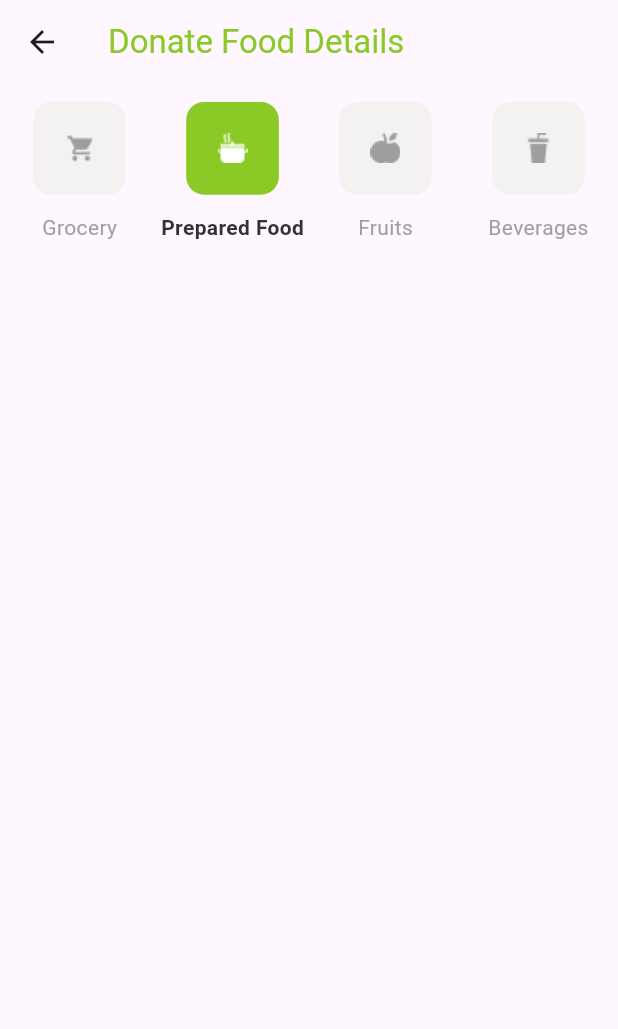
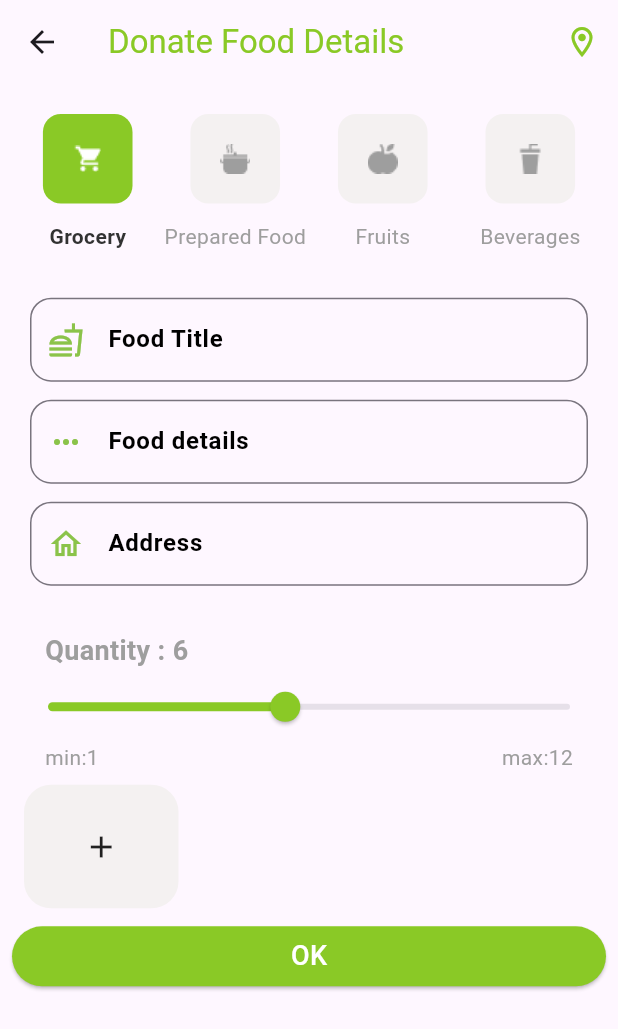
Before and after one commit to moaliahmed/at3am, a Flutter app: the AddFoodScreen screen opened directly, on a phone screen of 412 x 824 dp. Shown: the top 1029 px of the screen. Run offline on Flutter 3.47's test engine with Material 3 defaults, Android fonts, the phone set to English and light mode, and no system bars; our stand-ins replace bloc, firebase_auth, firebase_core, flutter_bloc, geolocator, image_picker; missing offline and left inert: image_picker_platform_interface; accounts and stored records are empty.

Commit message:
finish add food screen

```diff
--- a/lib/core/color_manger.dart
+++ b/lib/core/color_manger.dart
@@ -16,7 +16,7 @@ class ColorManager {
    static Color black =const  Color(0xff323232);
 
   // static Color orange = const Color(0xffF7931A);
-  // static Color red = const Color(0xffCD0000);
+   static Color red = const Color(0xffCD0000);
    static Color grey= Colors.grey;
    static Color lightGrey=const Color(0xffF4F1F1);
   // static Color white = const Color(0xffffffff);
--- a/lib/core/cubit/app_cubit.dart
+++ b/lib/core/cubit/app_cubit.dart
@@ -1,17 +1,29 @@
+import 'dart:io';
+
 import 'package:at3am/core/cubit/app_state.dart';
 import 'package:at3am/home/page/home_screen.dart';
 import 'package:at3am/home/page/profile_screen.dart';
 import 'package:bloc/bloc.dart';
+import 'package:geolocator/geolocator.dart';
+import 'package:image_picker_platform_interface/image_picker_platform_interface.dart';
+
+import 'dart:typed_data';
 import 'package:flutter_bloc/flutter_bloc.dart';
 import 'package:flutter/material.dart';
-
+import 'package:image_picker/image_picker.dart';
+import 'package:url_launcher/url_launcher.dart';
+import 'package:url_launcher/url_launcher_string.dart';
 
 class AppCubit extends Cubit<AppState> {
   AppCubit() : super(AppInitialState());
 
   static AppCubit get(context) => BlocProvider.of(context);
   int currentScreen = 0;
-  int foodCategoryIndex=1;
+  int quantity = 6;
+  String foodCategory = 'Grocery';
+  File? photo;
+  double? lat;
+  double? long;
   List<Widget> screen = [
     HomeScreen(),
     ProfileScreen(),
@@ -21,4 +33,64 @@ class AppCubit extends Cubit<AppState> {
     currentScreen = index;
     emit(AppBottomNavBarChangeState());
   }
+
+  changeFoodCategory(String value) {
+    foodCategory = value;
+    emit(FoodCategoryChangeState());
+  }
+
+  changeQuantitySlider(int value) {
+    quantity = value;
+    emit(QuantitySliderChangeState());
+  }
+
+  Future getImage() async {
+    await ImagePicker()
+        .pickImage(source: ImageSource.camera)
+        .then((value) {
+     if (value!=null){
+       photo=File(value.path);
+       emit(PhotoLoadedState());
+     }
+    });
+  }
+  deleteImage(){
+    photo=null;
+    emit(DeleteImageState());
+  }
+  Future<Uint8List> getImageBytes(XFile image) async {
+    final bytes = await image.readAsBytes();
+    return bytes;
+  }
+
+  getCurrentLocation()async{
+    bool serviceEnabled= await Geolocator.isLocationServiceEnabled();
+    if (!serviceEnabled){
+      return Future.error('Location Service are disable');
+    }
+    LocationPermission permission= await Geolocator.checkPermission();
+    if (permission==LocationPermission.denied){
+      permission= await Geolocator.requestPermission();
+      if ( permission==LocationPermission.denied){
+        return Future.error('Location permission are denied');
+      }
+    }
+    if ( permission== LocationPermission.deniedForever){
+      return Future.error('Location permissions are permanently denied , we cannot request');
+    }
+     await Geolocator.getCurrentPosition().then((value) {
+      lat=value.latitude;
+      long=value.longitude;
+      print(lat);
+      print (long);
+    });
+  }
+openMap()async{
+    String googleUrl='https://www.google.com/maps/search/?api=1&query=$lat,$long';
+await canLaunchUrlString(googleUrl)?
+      await launchUrlString(googleUrl):throw '';
+
 }
+
+}
+//https://www.google.com/maps/search/?api=1&query=30.2466921,31.3102143
--- a/lib/core/cubit/app_state.dart
+++ b/lib/core/cubit/app_state.dart
@@ -3,3 +3,7 @@ abstract class AppState {}
 final class AppInitialState extends AppState {}
 
 final class AppBottomNavBarChangeState extends AppState {}
+final class FoodCategoryChangeState extends AppState {}
+final class QuantitySliderChangeState extends AppState {}
+final class PhotoLoadedState extends AppState {}
+final class DeleteImageState extends AppState {}
--- a/lib/core/string_manager.dart
+++ b/lib/core/string_manager.dart
@@ -14,4 +14,5 @@ class AppString {
   static const orSignInUsingDis= 'By creating an account, you are agree to our Terms';
   static const doHaveAnAccount= 'Do have an account?';
   static const doNotHaveAnAccount= 'Don’t have an account?';
+  static const ok= 'OK';
 }
--- /dev/null
+++ b/lib/home/component/food_category.dart
@@ -0,0 +1,48 @@
+import 'package:flutter/material.dart';
+
+import '../../core/color_manger.dart';
+class FoodCategory extends StatelessWidget {
+  const FoodCategory({
+    super.key,
+    required this.myWidth,
+    required this.image,
+    required this.title,
+    required this.index,
+    required this.currentIndex,
+  });
+
+  final double myWidth;
+  final String image;
+  final String title;
+  final String index;
+  final String currentIndex;
+
+  @override
+  Widget build(BuildContext context) {
+    return Column(
+      children: [
+        Container(
+          margin: const EdgeInsets.symmetric(horizontal: 18, vertical: 12),
+          width: myWidth * .145,
+          decoration: BoxDecoration(
+              color: index == currentIndex
+                  ? ColorManager.primary
+                  : ColorManager.lightGrey,
+              borderRadius: BorderRadius.circular(12)),
+          child: Image.asset(
+            image,
+            color:
+            index == currentIndex ? ColorManager.white : ColorManager.grey,
+          ),
+        ),
+        Text(
+          title,
+          style: index == currentIndex
+              ? TextStyle(
+              color: ColorManager.black, fontWeight: FontWeight.bold)
+              : TextStyle(color: ColorManager.grey),
+        )
+      ],
+    );
+  }
+}
--- /dev/null
+++ b/lib/home/component/text_form_field_component.dart
@@ -0,0 +1,69 @@
+import 'package:flutter/material.dart';
+import '../../core/color_manger.dart';
+
+class TextFormFieldComponent extends StatefulWidget {
+  const TextFormFieldComponent(
+      {super.key,
+        required this.textEditingController,
+        required this.title,
+        required this.icons,
+        this.hide = false});
+
+  final TextEditingController textEditingController;
+  final String title;
+  final IconData icons;
+  final bool hide;
+
+  @override
+  State<TextFormFieldComponent> createState() => _TextFormFieldComponentState();
+}
+
+class _TextFormFieldComponentState extends State<TextFormFieldComponent> {
+  late bool _passwordVisible;
+
+  @override
+  void initState() {
+    super.initState();
+    _passwordVisible = !widget.hide;
+  }
+
+  @override
+  Widget build(BuildContext context) {
+    return Padding(
+      padding: const EdgeInsets.symmetric(horizontal: 12.0,vertical: 6),
+      child: TextFormField(
+        controller: widget.textEditingController,
+        style: const TextStyle(fontSize: 16),
+        decoration: InputDecoration(
+          focusedBorder: OutlineInputBorder(
+              borderSide: BorderSide(color: ColorManager.primary,width: 2)
+          ),
+          border: OutlineInputBorder(
+              borderRadius: BorderRadius.circular(14)
+          ),
+          suffixIcon: widget.hide
+              ? IconButton(
+            onPressed: () {
+              setState(() => _passwordVisible = !_passwordVisible);
+            },
+            icon: Icon(
+              // Based on passwordVisible state choose the icon
+              _passwordVisible
+                  ? Icons.visibility_outlined
+                  : Icons.visibility_off_outlined,color:  ColorManager.litePrimary,
+            ),
+          )
+              : const Text(''),
+          prefixIcon: Icon(
+            widget.icons,
+            color: ColorManager.litePrimary,
+          ),
+          hintText: widget.title,
+          hintStyle:
+          const TextStyle(color: Colors.black, fontWeight: FontWeight.bold),
+        ),
+        obscureText: !_passwordVisible,
+      ),
+    );
+  }
+}
--- a/lib/home/page/add_food.dart
+++ b/lib/home/page/add_food.dart
@@ -2,22 +2,30 @@ import 'package:at3am/core/assets_manager.dart';
 import 'package:at3am/core/color_manger.dart';
 import 'package:flutter/material.dart';
 import 'package:flutter_bloc/flutter_bloc.dart';
+import 'dart:io';
 
+import '../../core/string_manager.dart';
+import '../../home/component/text_form_field_component.dart';
 import '../../core/cubit/app_cubit.dart';
 import '../../core/cubit/app_state.dart';
+import '../component/food_category.dart';
 
 class AddFoodScreen extends StatelessWidget {
-  const AddFoodScreen({super.key});
+  AddFoodScreen({super.key});
+
+  final TextEditingController titleController = TextEditingController();
+  final TextEditingController detailsController = TextEditingController();
+  final TextEditingController locationController = TextEditingController();
+  final TextEditingController addressController = TextEditingController();
 
   @override
   Widget build(BuildContext context) {
     double myWidth = MediaQuery.of(context).size.width;
     double myHeight = MediaQuery.of(context).size.height;
-    return BlocConsumer<AppCubit,AppState>(
-
+    return BlocConsumer<AppCubit, AppState>(
       listener: (context, state) {},
       builder: (context, state) {
-        var cubit= AppCubit.get(context);
+        var cubit = AppCubit.get(context)..getCurrentLocation();
         return Scaffold(
           appBar: AppBar(
             title: Text(
@@ -26,96 +34,161 @@ class AddFoodScreen extends StatelessWidget {
                 color: ColorManager.primary,
               ),
             ),
+            actions: [
+              IconButton(onPressed: ()=>cubit.openMap(), icon: Icon(Icons.location_on_outlined,color: ColorManager.primary,))
+            ],
           ),
-          body: ListView(
+          body: Padding(
+            padding: const EdgeInsets.all(8.0),
+            child: ListView(
               children: [
-              SizedBox(
-                height: myHeight * .2,
-                child: Row(
+                Row(
                   mainAxisAlignment: MainAxisAlignment.spaceEvenly,
                   children: [
-                    food_category(
+                    InkWell(
+                      onTap: () => cubit.changeFoodCategory('Grocery'),
+                      child: FoodCategory(
                         myWidth: myWidth,
                         title: 'Grocery',
-                      index: 0,
+                        index: 'Grocery',
                         image: ImageAssets.vectorIcon,
-                      currentIndex: cubit.foodCategoryIndex,
+                        currentIndex: cubit.foodCategory,
                       ),
-                    food_category(
+                    ),
+                    InkWell(
+                      onTap: () => cubit.changeFoodCategory('Prepared Food'),
+                      child: FoodCategory(
                         myWidth: myWidth,
                         title: 'Prepared Food',
-                      index: 1,
+                        index: 'Prepared Food',
                         image: ImageAssets.hotPotIcon,
-                      currentIndex: cubit.foodCategoryIndex,
+                        currentIndex: cubit.foodCategory,
                       ),
-                    food_category(
+                    ),
+                    InkWell(
+                      onTap: () => cubit.changeFoodCategory('Fruits'),
+                      child: FoodCategory(
                         myWidth: myWidth,
                         title: 'Fruits',
-                      index: 2,
+                        index: 'Fruits',
                         image: ImageAssets.appleIcon,
-                      currentIndex: cubit.foodCategoryIndex,
+                        currentIndex: cubit.foodCategory,
                       ),
-                    food_category(
+                    ),
+                    InkWell(
+                      onTap: () => cubit.changeFoodCategory('Beverages'),
+                      child: FoodCategory(
                         myWidth: myWidth,
                         title: 'Beverages',
-                      index: 3,
+                        index: 'Beverages',
                         image: ImageAssets.sodaIcon,
-                      currentIndex: cubit.foodCategoryIndex,
+                        currentIndex: cubit.foodCategory,
+                      ),
                     ),
                   ],
                 ),
+                SizedBox(height: myHeight * .03),
+                TextFormFieldComponent(
+                  title: 'Food Title',
+                  icons: Icons.fastfood_outlined,
+                  textEditingController: titleController,
+                ),
+                TextFormFieldComponent(
+                  title: 'Food details',
+                  icons: Icons.more_horiz_sharp,
+                  textEditingController: detailsController,
+                ),
+                TextFormFieldComponent(
+                  title: 'Address',
+                  icons: Icons.home_outlined,
+                  textEditingController: addressController,
+                ),
+                SizedBox(height: myHeight * .03),
+                Padding(
+                  padding: const EdgeInsets.symmetric(horizontal: 22.0),
+                  child: Row(
+                    mainAxisAlignment: MainAxisAlignment.spaceBetween,
+                    children: [
+                      Text(
+                        'Quantity : ${cubit.quantity}',
+                        style: TextStyle(
+                            color: ColorManager.grey,
+                            fontWeight: FontWeight.bold,
+                            fontSize: 18),
+                      ),
+                    ],
+                  ),
+                ),
+                Slider(
+                  activeColor: ColorManager.primary,
+                  thumbColor: ColorManager.primary,
+                  min: 1,
+                  max: 12,
+                  value: cubit.quantity.toDouble(),
+                  onChanged: (value) =>
+                      cubit.changeQuantitySlider(value.toInt()),
+                ),
+                Padding(
+                  padding: const EdgeInsets.symmetric(horizontal: 22.0),
+                  child: Row(
+                    mainAxisAlignment: MainAxisAlignment.spaceBetween,
+                    children: [
+                      Text(
+                        'min:1',
+                        style: TextStyle(color: ColorManager.grey),
+                      ),
+                      Text('max:12',
+                          style: TextStyle(color: ColorManager.grey)),
+                    ],
+                  ),
+                ),
+                Row(
+                  children: [
+                    cubit.photo == null
+                        ? InkWell(
+                            onTap: () => cubit.getImage(),
+                            child: Container(
+                              margin: EdgeInsets.all(8),
+                              height: myHeight * .1,
+                              width: myWidth * .25,
+                              decoration: BoxDecoration(
+                                  borderRadius: BorderRadius.circular(18),
+                                  color: ColorManager.lightGrey),
+                              child: Icon(Icons.add),
+                            ),
                           )
+                        : Row(
+                          children: [
+                            Container(
+                                margin: EdgeInsets.all(8),
+                                height: myHeight * .1,
+                                width: myWidth * .25,
+                                decoration: BoxDecoration(
+                                    borderRadius: BorderRadius.circular(18),
+                                    color: ColorManager.lightGrey,
+                                    image: DecorationImage(
+                                        image: FileImage(cubit.photo!))),
+                              ),
+                            IconButton(onPressed: () =>cubit.deleteImage() , icon: Icon(Icons.delete,color: ColorManager.red,))
                           ],
+                        ),
+                  ],
+                ),
+                ElevatedButton(
+                  onPressed: () {},
+                  style: ButtonStyle(
+                      backgroundColor:
+                          MaterialStateProperty.all(ColorManager.primary)),
+                  child: Text(
+                    AppString.ok,
+                    style: TextStyle(fontSize: 18, color: ColorManager.white),
+                  ),
+                ),
+              ],
+            ),
           ),
         );
       },
     );
   }
 }
-
-class food_category extends StatelessWidget {
-  const food_category({
-    super.key,
-    required this.myWidth,
-    required this.image,
-    required this.title,
-    required this.index,
-    required this.currentIndex,
-  });
-
-  final double myWidth;
-  final String image;
-  final String title;
-  final int index;
-  final int currentIndex;
-
-  @override
-  Widget build(BuildContext context) {
-    return Column(
-      children: [
-        Container(
-          margin: const EdgeInsets.symmetric(horizontal: 18, vertical: 12),
-          width: myWidth * .15,
-          height: myWidth * .15,
-          decoration: BoxDecoration(
-              color: index == currentIndex
-                  ? ColorManager.primary
-                  : ColorManager.lightGrey,
-              borderRadius: BorderRadius.circular(12)),
-          child: Image.asset(
-            image,
-            color:
-                index == currentIndex ? ColorManager.white : ColorManager.grey,
-          ),
-        ),
-        Text(
-          title,
-          style: index == currentIndex
-              ? TextStyle(
-                  color: ColorManager.black, fontWeight: FontWeight.bold)
-              : TextStyle(color: ColorManager.grey),
-        )
-      ],
-    );
-  }
-}
--- a/pubspec.yaml
+++ b/pubspec.yaml
@@ -40,6 +40,9 @@ dependencies:
   firebase_core: ^2.20.0
   firebase_auth: ^4.12.0
   google_fonts: ^6.2.1
+  image_picker: ^1.0.7
+  geolocator: ^11.0.0
+  url_launcher: ^6.2.5
 
 dev_dependencies:
   flutter_test:
```
Also changed, not shown: pubspec.lock, 4 other files. Lines whose indentation alone changed are shown as unchanged.
